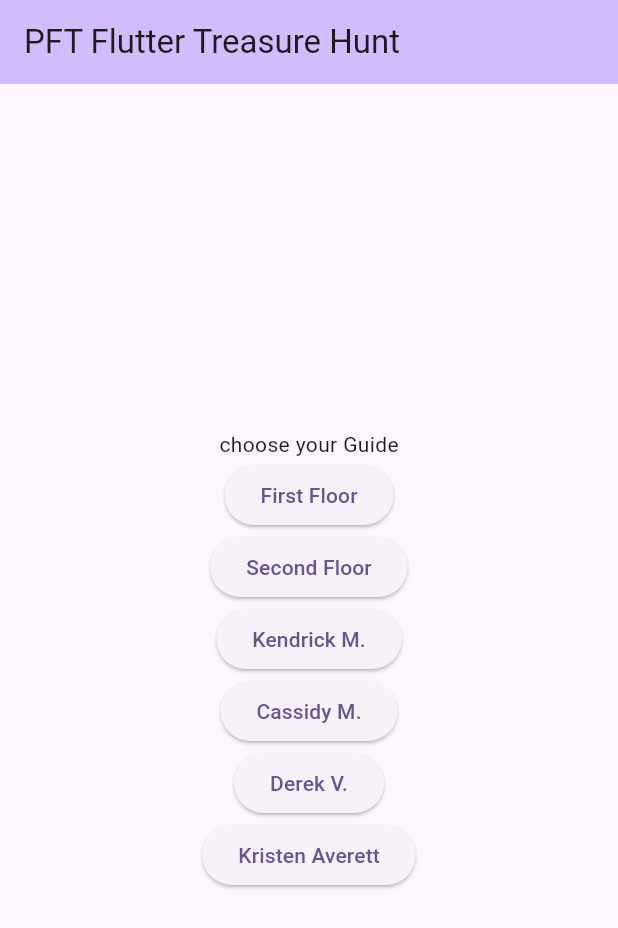
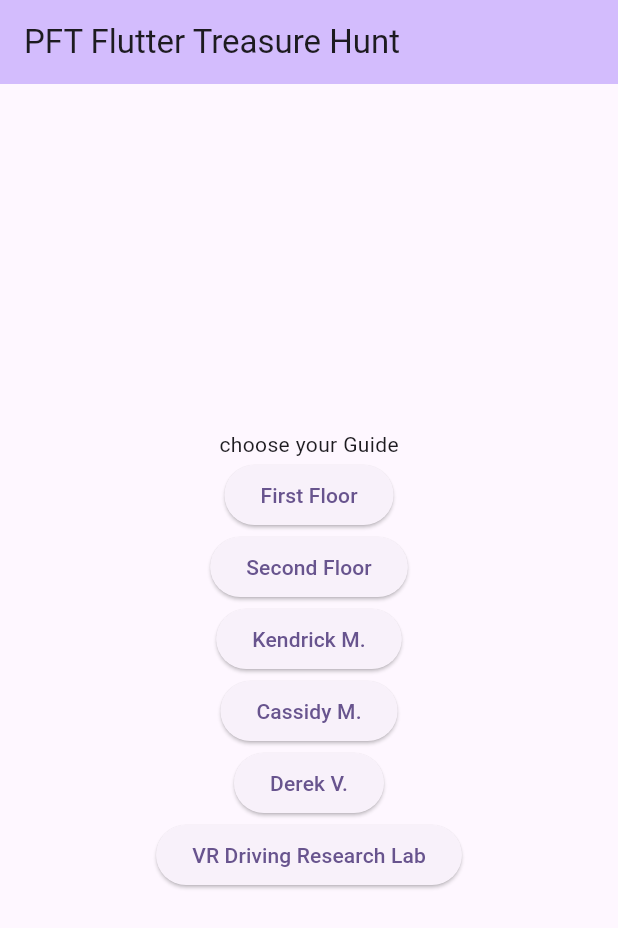
Before and after one commit to liz880/PFT_Hunt, a Flutter app: the screen it shows after launch, on a phone screen of 412 x 824 dp. Shown: the top 928 px of the screen. Run offline on Flutter 3.47's test engine with Material 3 defaults, Android fonts, the phone set to English and light mode, and no system bars.

Commit message:
changing name/deleting extra file

```diff
--- a/pft_flutter_hunt/lib/kristen_a.dart
+++ /dev/null
@@ -1,2 +0,0 @@
-import 'package:flutter/material.dart';
-import 'package:pft_flutter_hunt/main.dart';
--- a/pft_flutter_hunt/lib/main.dart
+++ b/pft_flutter_hunt/lib/main.dart
@@ -109,7 +109,7 @@
                     MaterialPageRoute(builder: (context) => const KristenPage()),
                   );
                 },
-                child: const Text('Kristen Averett')),
+                child: const Text('VR Driving Research Lab')),
           ],
         ),
       ),
```
